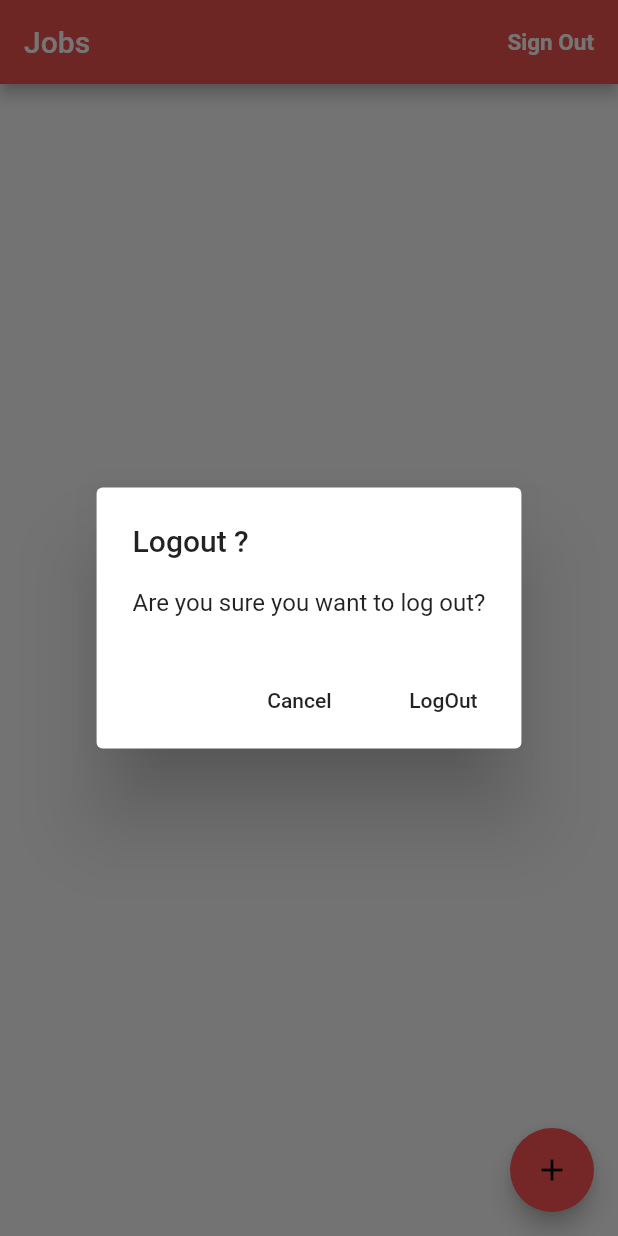
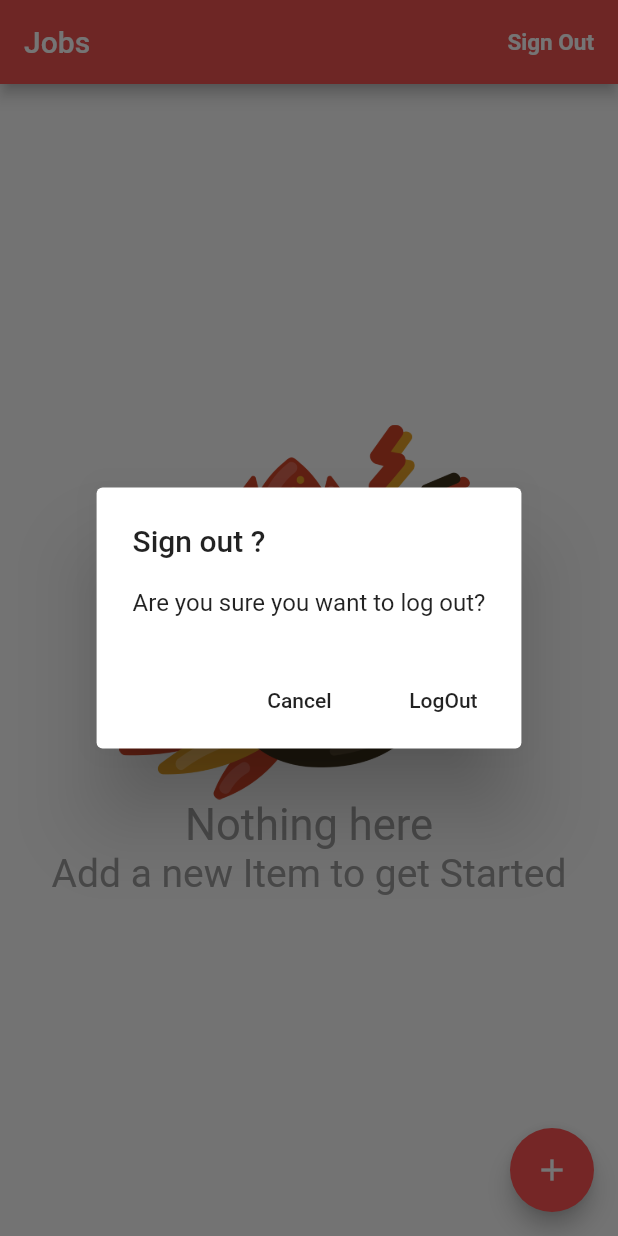
Before and after one commit to daveedson/TimeTracker_app, a Flutter app: the screen it shows once a user with an empty profile is signed in, after a tap on "Sign Out", on a phone screen of 412 x 824 dp. Run offline on Flutter 3.47's test engine with Material 2 defaults, Android fonts, the phone set to English and light mode, and no system bars; our stand-ins replace cloud_firestore, firebase_auth, google_sign_in; missing offline and left inert: flutter_facebook_login; accounts and stored records are empty.

Commit message:
Added a new class with image to show empty state

```diff
--- a/lib/Home/jobs/Jobs_page.dart
+++ b/lib/Home/jobs/Jobs_page.dart
@@ -2,6 +2,7 @@ import 'package:flutter/material.dart';
 import 'package:provider/provider.dart';
 import 'package:time_tracker_app_original/Home/Job.dart';
 import 'package:time_tracker_app_original/Home/jobs/Edit_jobsPage.dart';
+import 'package:time_tracker_app_original/Home/jobs/empty_content.dart';
 import 'package:time_tracker_app_original/Home/jobs/job_list_tile.dart';
 import 'package:time_tracker_app_original/services/AuthController.dart';
 import 'package:time_tracker_app_original/services/Database.dart';
@@ -22,7 +23,7 @@ class JobsPage extends StatelessWidget {
   Future<void> _conFirmSignOut(BuildContext context) async {
     try {
       final grantSignOut = await PlatFormAlertDialog(
-        title: 'Logout ?',
+        title: 'Sign out ?',
         content: 'Are you sure you want to log out?',
         cancelActionText: 'Cancel',
         defaultActionText: 'LogOut',
@@ -34,19 +35,6 @@ class JobsPage extends StatelessWidget {
       print(e.toString());
     }
   }
-
-//  //this method adds data/records to the database..
-//  Future<void> _createJob(BuildContext context) async {
-//    try {
-//      final database = Provider.of<Database>(context, listen: false);
-//      await database.createJob(Job(name: "Blogging", ratePerHour: 10));
-//    } on PlatformException catch (e) {
-//      PlatFormExceptionAlertDialog(
-//        title: 'Operation failed',
-//        exception: e,
-//      ).show(context);
-//    }
-//  }
 
   @override
   Widget build(BuildContext context) {
@@ -68,7 +56,10 @@ class JobsPage extends StatelessWidget {
       ),
       floatingActionButton: FloatingActionButton(
         onPressed: () => EditJobsPage.show(context),
-        child: Icon(Icons.add),
+        child: Icon(
+          Icons.add,
+          color: Colors.white,
+        ),
         backgroundColor: Colors.redAccent,
       ),
       body: _buildContent(context),
@@ -82,6 +73,7 @@ class JobsPage extends StatelessWidget {
       builder: (context, snapshot) {
         if (snapshot.hasData) {
           final jobs = snapshot.data;
+          if (jobs.isNotEmpty) {
             final children = jobs
                 .map(
                   (job) => Card(
@@ -92,10 +84,13 @@ class JobsPage extends StatelessWidget {
                   ),
                 )
                 .toList();
+
             return ListView(
               physics: ScrollPhysics(),
               children: children,
             );
+          }
+          return EmptyContent();
         }
         if (snapshot.hasError) {
           return Center(
--- /dev/null
+++ b/lib/Home/jobs/empty_content.dart
@@ -0,0 +1,43 @@
+import 'package:flutter/material.dart';
+
+class EmptyContent extends StatelessWidget {
+  const EmptyContent({
+    Key key,
+    this.title = 'Nothing here',
+    this.messages = 'Add a new Item to get Started',
+  }) : super(key: key);
+  final String title;
+  final String messages;
+  @override
+  Widget build(BuildContext context) {
+    return Column(
+      mainAxisAlignment: MainAxisAlignment.center,
+      crossAxisAlignment: CrossAxisAlignment.stretch,
+      children: <Widget>[
+        Container(
+          height: 250,
+          width: 250,
+          child: Center(
+            child: Image.asset('images/arabica.png'),
+          ),
+        ),
+        Text(
+          title,
+          style: TextStyle(
+            fontSize: 29.0,
+            color: Colors.grey,
+          ),
+          textAlign: TextAlign.center,
+        ),
+        Text(
+          messages,
+          style: TextStyle(
+            fontSize: 26.0,
+            color: Colors.grey,
+          ),
+          textAlign: TextAlign.center,
+        )
+      ],
+    );
+  }
+}
--- a/pubspec.yaml
+++ b/pubspec.yaml
@@ -52,9 +52,9 @@ flutter:
   uses-material-design: true
 
   # To add assets to your application, add an assets section, like this:
-assets:
-  - images/
-  #   - images/a_dot_ham.jpeg
+  assets:
+    - images/
+
 
   # An image asset can refer to one or more resolution-specific "variants", see
   # https://flutter.dev/assets-and-images/#resolution-aware.
```
Also changed, not shown: images/arabica.png (added), lib/images/2.0x/facebook-logo.png (deleted), lib/images/2.0x/google-logo.png (deleted), lib/images/3.0x/facebook-logo.png (deleted), lib/images/3.0x/google-logo.png (deleted), lib/images/facebook-logo.png (deleted), lib/images/google-logo.png (deleted). Lines whose indentation alone changed are shown as unchanged.
